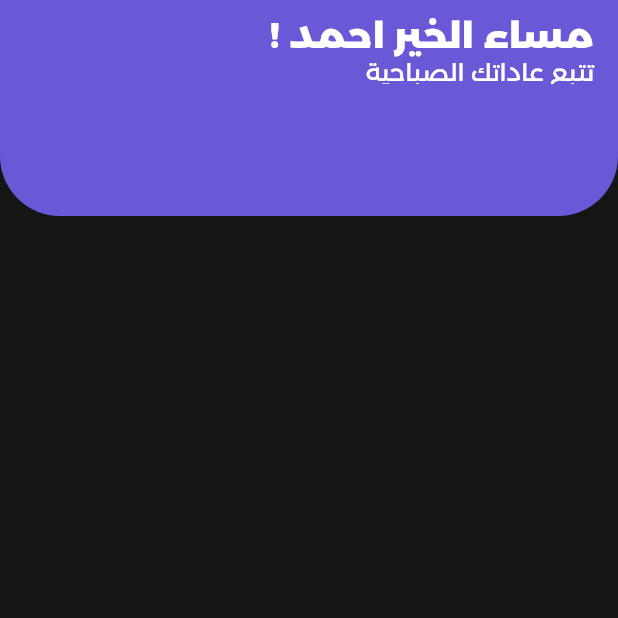
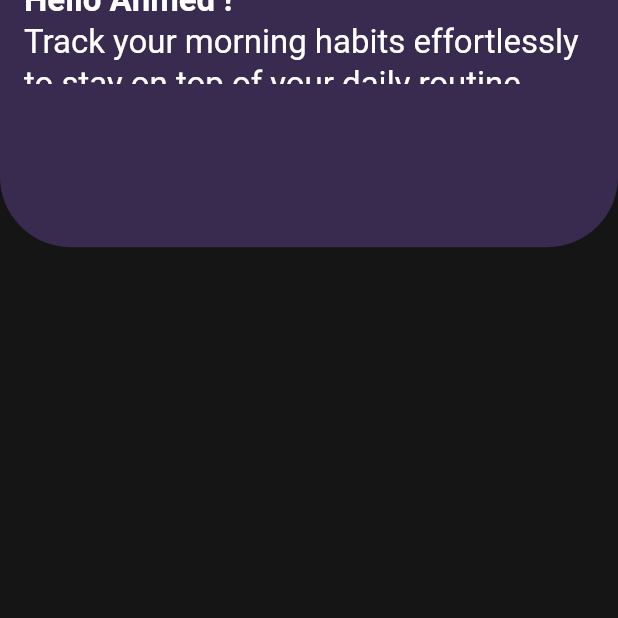
Before and after one commit to AhmadElesily/habit_tracker, a Flutter app: the screen it shows after launch, on a phone screen of 412 x 824 dp, the top half of it. Run offline on Flutter 3.47's test engine with Material 3 defaults, Android fonts, the light colour scheme and no system bars; Roboto replaces fonts that are missing (MontserratLight).

Commit message:
# changed to english version # added colors file # issue of app bar

```diff
--- /dev/null
+++ b/lib/colors.dart
@@ -0,0 +1,10 @@
+import 'package:flutter/material.dart';
+
+class AppColors {
+  // Define static colors
+  static const Color primaryColor = Color(0xFF392a50);  // Purple
+  static const Color secondaryColor = Color(0xFF03DAC6);  // Teal
+  static const Color backgroundColor = Color(0xff151515);  // Light gray
+  static const Color textColor = Color(0xFF000000);  // Black
+  static const Color buttonColor = Color(0xFFFF5722);  // Orange
+}
--- a/lib/main.dart
+++ b/lib/main.dart
@@ -1,4 +1,5 @@
 import 'package:flutter/material.dart';
+import 'colors.dart';
 
 void main() {
   runApp(MaterialApp(
@@ -11,46 +12,48 @@ class homePage extends StatelessWidget {
   Widget build(BuildContext context) {
     return Scaffold(
       appBar: PreferredSize(
-          preferredSize: Size.fromHeight(144),
+          preferredSize:
+              Size.fromHeight(MediaQuery.of(context).size.height * 0.2),
           child: Container(
             decoration: BoxDecoration(
-                color: Color(0xff6959D6),
+                color: AppColors.primaryColor,
                 borderRadius: BorderRadius.vertical(
-                  bottom: Radius.circular(40),
+                  bottom: Radius.circular(47),
                 )),
             child: AppBar(
               backgroundColor: Colors.transparent,
               title: Container(
-                width: double.infinity,
                 child: Column(
-                  mainAxisSize: MainAxisSize.min,
-                  mainAxisAlignment: MainAxisAlignment.start,
-                  crossAxisAlignment: CrossAxisAlignment.end,
+                  crossAxisAlignment: CrossAxisAlignment.start,
+                  mainAxisAlignment: MainAxisAlignment.spaceAround,
                   children: [
-                    SizedBox(height: 10,),
                     Text(
-                      '! مساء الخير احمد',
+                      'Hello Ahmed !',
                       style: TextStyle(
-                          color: Colors.white,
-                          fontFamily: 'Montserrat',
-                          fontSize: 24
+                        color: Colors.white,
+                        fontWeight: FontWeight.bold,
                       ),
                     ),
                     Text(
-                      'تتبع عاداتك الصباحية',
+                      "Track your morning habits effortlessly",
                       style: TextStyle(
-                          color: Colors.white,
-                          fontFamily: 'MontserratLight',
-                          fontSize: 16
+                        color: Colors.white,
                       ),
-                      softWrap: true,
+
+                    ),
+                    Text(
+                      "to stay on top of your daily routine.",
+                      style: TextStyle(
+                        color: Colors.white,
+                      ),
+
                     ),
                   ],
                 ),
               ),
             ),
           )),
-      backgroundColor: Color(0xff151515),
+      backgroundColor: AppColors.backgroundColor,
     );
   }
 }
```
